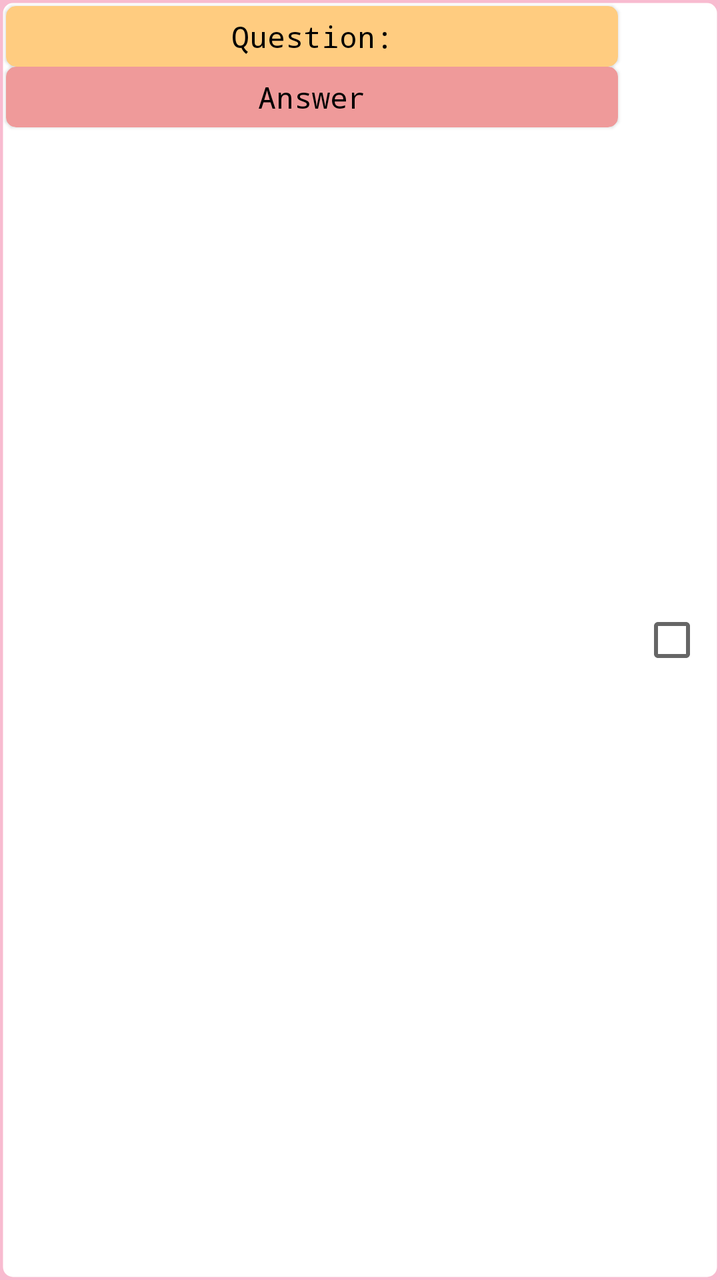
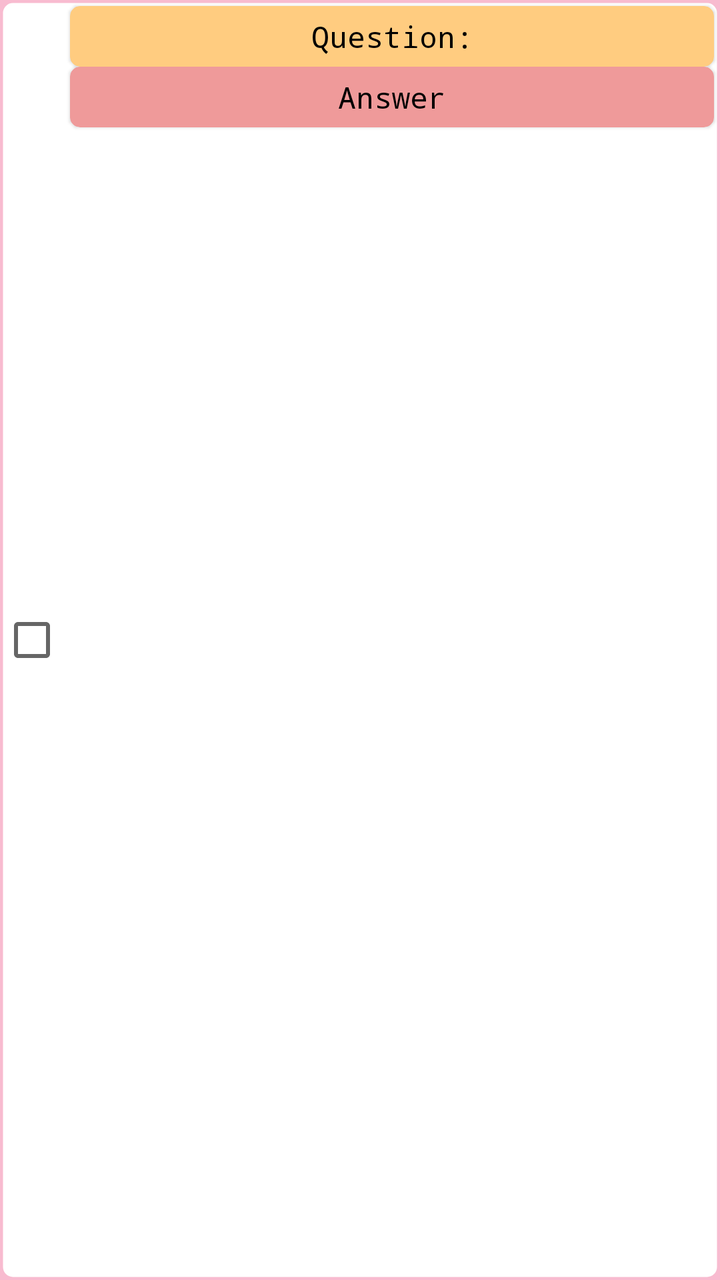

Before-and-after screenshots of an Android layout around one commit, followed by the original layout XML and the change that was made.
<!-- AndroidManifest.xml: application theme MyMaterialTheme -->
<!-- res/layout/copy_move_entries_activity_recyclerview_row.xml -->
<?xml version="1.0" encoding="utf-8"?>
<LinearLayout xmlns:android="http://schemas.android.com/apk/res/android"
    xmlns:android.support.v7.cardview="http://schemas.android.com/apk/res-auto"
    android:layout_width="match_parent"
    android:layout_height="wrap_content"
    android:background="@drawable/recycler_view_text_bordered_transperant"
    android:orientation="horizontal"
    android:weightSum="15">

    <LinearLayout
        android:layout_width="0dp"
        android:layout_height="match_parent"
        android:orientation="vertical"
        android:layout_weight="13">

        <android.support.v7.widget.CardView
            android:layout_width="match_parent"
            android:layout_height="wrap_content"
            android:layout_marginRight="3dp"
            android:layout_marginLeft="3dp"
            android:layout_marginTop="3dp"
            android.support.v7.cardview:cardBackgroundColor="#FFCC80"
            android.support.v7.cardview:cardCornerRadius="5dp"
            android.support.v7.cardview:cardElevation="1dp">

            <TextView
                android:id="@+id/question"
                android:layout_width="match_parent"
                android:layout_height="match_parent"
                android:layout_weight="1"
                android:layout_gravity="center"
                android:gravity="center"
                android:hint="@string/question"
                android:minLines="1"
                android:maxLines="1000"
                android:padding="5dp"
                android:textColor="#000000"
                android:textColorHint="#000000"
                android:textSize="15sp"
                android:typeface="monospace"
                android:ellipsize="none"
                android:scrollHorizontally="false"/>
        </android.support.v7.widget.CardView>


        <android.support.v7.widget.CardView
            android:layout_width="match_parent"
            android:layout_height="wrap_content"
            android:layout_marginRight="3dp"
            android:layout_marginLeft="3dp"
            android:layout_marginBottom="3dp"
            android.support.v7.cardview:cardBackgroundColor="#EF9A9A"
            android.support.v7.cardview:cardCornerRadius="5dp"
            android.support.v7.cardview:cardElevation="1dp">

            <TextView
                android:id="@+id/answer"
                android:layout_width="match_parent"
                android:layout_height="match_parent"
                android:layout_weight="1"
                android:layout_gravity="center"
                android:gravity="center"
                android:hint="@string/answer"
                android:minLines="1"
                android:maxLines="1000"
                android:padding="5dp"
                android:textColor="#000000"
                android:textColorHint="#000000"
                android:textSize="15sp"
                android:typeface="monospace"
                android:ellipsize="none"
                android:scrollHorizontally="false"/>
        </android.support.v7.widget.CardView>
    </LinearLayout>

    <LinearLayout
        android:layout_width="0dp"
        android:layout_height="match_parent"
        android:layout_weight="2"
        android:gravity="center">
        <CheckBox
            android:id="@+id/copy"
            android:layout_width="wrap_content"
            android:layout_height="wrap_content"
            />
    </LinearLayout>

</LinearLayout>
<!-- resources referenced by this layout -->
<resources>
  <!-- drawable recycler_view_text_bordered_transperant (drawable) -->
  <shape xmlns:android="http://schemas.android.com/apk/res/android"
      android:thickness="0dp"
      android:shape="rectangle">
      <stroke android:width="3dp"
          android:color="@android:color/transparent"/>
      <corners android:radius="5dp" />
      <gradient
          android:startColor="#ffffff"
          android:endColor="#ffffff"
          android:type="linear"
          android:angle="270"/>
  </shape>
  <string name="answer">Answer</string>
  <string name="question">Question:</string>
  <style name="MyMaterialTheme" parent="MyMaterialTheme.Base">
  
      </style>
  <style name="MyMaterialTheme.Base" parent="Theme.AppCompat.Light.DarkActionBar">
          <item name="windowNoTitle">true</item>
          <item name="windowActionBar">false</item>
          <item name="colorPrimary">@color/colorPrimary</item>
          <item name="colorPrimaryDark">@color/colorPrimaryDark</item>
          <item name="colorAccent">@color/colorAccent</item>
          <item name="android:windowBackground">@color/windowBackground</item>
      </style>
  <color name="colorPrimary">#EC407A</color>
  <color name="colorPrimaryDark">#AD1457</color>
  <color name="colorAccent">#EA80FC</color>
  <color name="windowBackground">#F8BBD0</color>
</resources>

<!-- the commit's change to res/layout/copy_move_entries_activity_recyclerview_row.xml (unified diff, before → after) -->
@@ -4,14 +4,24 @@
     android:layout_width="match_parent"
     android:layout_height="wrap_content"
     android:background="@drawable/recycler_view_text_bordered_transperant"
-    android:orientation="horizontal"
-    android:weightSum="15">
+    android:orientation="horizontal">
+
+    <LinearLayout
+        android:layout_width="wrap_content"
+        android:layout_height="match_parent"
+        android:gravity="center">
+        <CheckBox
+            android:id="@+id/copy"
+            android:layout_width="wrap_content"
+            android:layout_height="wrap_content"
+            />
+    </LinearLayout>
 
     <LinearLayout
         android:layout_width="0dp"
         android:layout_height="match_parent"
         android:orientation="vertical"
-        android:layout_weight="13">
+        android:layout_weight="1">
 
         <android.support.v7.widget.CardView
             android:layout_width="match_parent"
@@ -73,16 +83,6 @@
         </android.support.v7.widget.CardView>
     </LinearLayout>
 
-    <LinearLayout
-        android:layout_width="0dp"
-        android:layout_height="match_parent"
-        android:layout_weight="2"
-        android:gravity="center">
-        <CheckBox
-            android:id="@+id/copy"
-            android:layout_width="wrap_content"
-            android:layout_height="wrap_content"
-            />
-    </LinearLayout>
+
 
 </LinearLayout>
